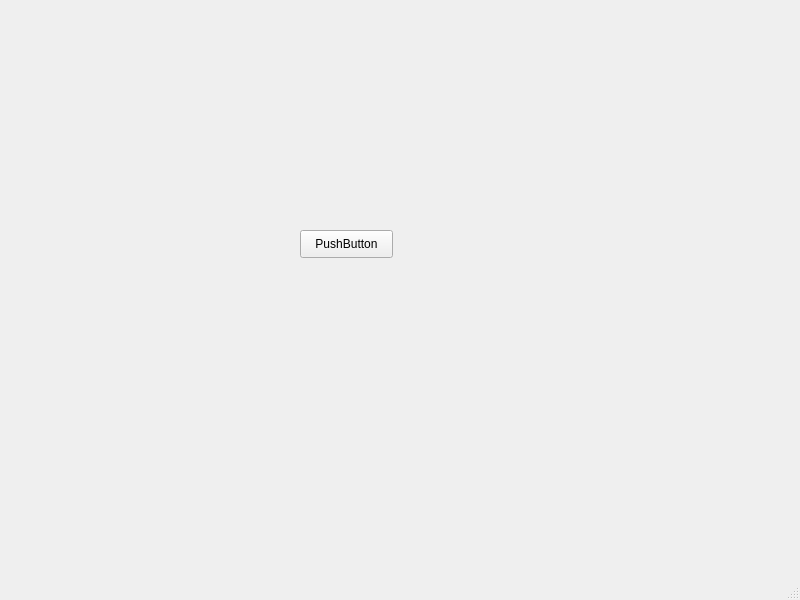
Above: UI.ui from curry0622/DBMS-Project before the change. Below: the same form after it.
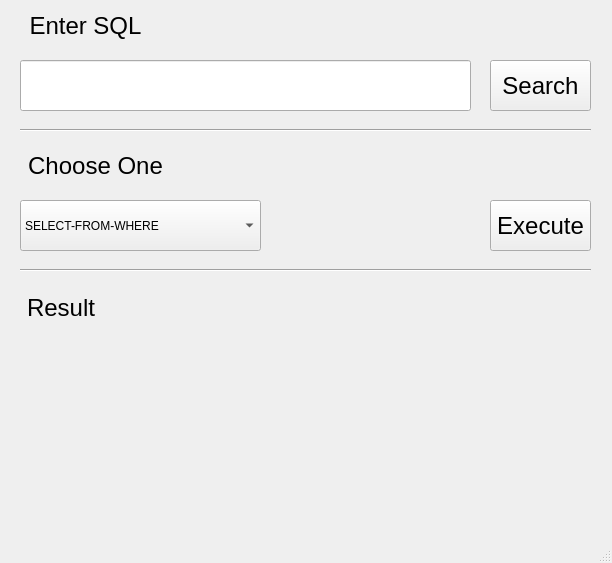
That is the form after the change.

Commit message: feat: basic UI

Diff of the .ui file:
```diff
--- a/UI.ui
+++ b/UI.ui
@@ -6,25 +6,232 @@
    <rect>
     <x>0</x>
     <y>0</y>
-    <width>800</width>
-    <height>600</height>
+    <width>612</width>
+    <height>563</height>
    </rect>
   </property>
   <property name="windowTitle">
    <string>DBMS Final Project</string>
   </property>
   <widget class="QWidget" name="centralwidget">
-   <widget class="QPushButton" name="pushButton">
+   <widget class="QLabel" name="label_sql">
     <property name="geometry">
      <rect>
-      <x>300</x>
-      <y>230</y>
-      <width>93</width>
-      <height>28</height>
+      <x>10</x>
+      <y>10</y>
+      <width>151</width>
+      <height>31</height>
      </rect>
     </property>
+    <property name="font">
+     <font>
+      <pointsize>18</pointsize>
+     </font>
+    </property>
     <property name="text">
-     <string>PushButton</string>
+     <string>Enter SQL</string>
+    </property>
+    <property name="alignment">
+     <set>Qt::AlignCenter</set>
+    </property>
+   </widget>
+   <widget class="QLineEdit" name="input_sql">
+    <property name="geometry">
+     <rect>
+      <x>20</x>
+      <y>60</y>
+      <width>451</width>
+      <height>51</height>
+     </rect>
+    </property>
+    <property name="font">
+     <font>
+      <pointsize>12</pointsize>
+     </font>
+    </property>
+   </widget>
+   <widget class="QPushButton" name="btn_sql">
+    <property name="geometry">
+     <rect>
+      <x>490</x>
+      <y>60</y>
+      <width>101</width>
+      <height>51</height>
+     </rect>
+    </property>
+    <property name="font">
+     <font>
+      <pointsize>18</pointsize>
+     </font>
+    </property>
+    <property name="text">
+     <string>Search</string>
+    </property>
+   </widget>
+   <widget class="QComboBox" name="select_choose">
+    <property name="geometry">
+     <rect>
+      <x>20</x>
+      <y>200</y>
+      <width>241</width>
+      <height>51</height>
+     </rect>
+    </property>
+    <item>
+     <property name="text">
+      <string>SELECT-FROM-WHERE</string>
+     </property>
+    </item>
+    <item>
+     <property name="text">
+      <string>DELETE</string>
+     </property>
+    </item>
+    <item>
+     <property name="text">
+      <string>INSERT</string>
+     </property>
+    </item>
+    <item>
+     <property name="text">
+      <string>UPDATE</string>
+     </property>
+    </item>
+    <item>
+     <property name="text">
+      <string>IN</string>
+     </property>
+    </item>
+    <item>
+     <property name="text">
+      <string>NOT IN</string>
+     </property>
+    </item>
+    <item>
+     <property name="text">
+      <string>EXISTS</string>
+     </property>
+    </item>
+    <item>
+     <property name="text">
+      <string>NOT EXISTS</string>
+     </property>
+    </item>
+    <item>
+     <property name="text">
+      <string>COUNT</string>
+     </property>
+    </item>
+    <item>
+     <property name="text">
+      <string>SUM</string>
+     </property>
+    </item>
+    <item>
+     <property name="text">
+      <string>MAX</string>
+     </property>
+    </item>
+    <item>
+     <property name="text">
+      <string>MIN</string>
+     </property>
+    </item>
+    <item>
+     <property name="text">
+      <string>AVG</string>
+     </property>
+    </item>
+    <item>
+     <property name="text">
+      <string>HAVING</string>
+     </property>
+    </item>
+   </widget>
+   <widget class="Line" name="line">
+    <property name="geometry">
+     <rect>
+      <x>20</x>
+      <y>120</y>
+      <width>571</width>
+      <height>20</height>
+     </rect>
+    </property>
+    <property name="orientation">
+     <enum>Qt::Horizontal</enum>
+    </property>
+   </widget>
+   <widget class="QLabel" name="label_choose">
+    <property name="geometry">
+     <rect>
+      <x>20</x>
+      <y>150</y>
+      <width>151</width>
+      <height>31</height>
+     </rect>
+    </property>
+    <property name="font">
+     <font>
+      <pointsize>18</pointsize>
+     </font>
+    </property>
+    <property name="text">
+     <string>Choose One</string>
+    </property>
+    <property name="alignment">
+     <set>Qt::AlignCenter</set>
+    </property>
+   </widget>
+   <widget class="Line" name="line_2">
+    <property name="geometry">
+     <rect>
+      <x>20</x>
+      <y>260</y>
+      <width>571</width>
+      <height>20</height>
+     </rect>
+    </property>
+    <property name="orientation">
+     <enum>Qt::Horizontal</enum>
+    </property>
+   </widget>
+   <widget class="QPushButton" name="btn_choose">
+    <property name="geometry">
+     <rect>
+      <x>490</x>
+      <y>200</y>
+      <width>101</width>
+      <height>51</height>
+     </rect>
+    </property>
+    <property name="font">
+     <font>
+      <pointsize>18</pointsize>
+     </font>
+    </property>
+    <property name="text">
+     <string>Execute</string>
+    </property>
+   </widget>
+   <widget class="QLabel" name="label_result">
+    <property name="geometry">
+     <rect>
+      <x>27</x>
+      <y>294</y>
+      <width>561</width>
+      <height>211</height>
+     </rect>
+    </property>
+    <property name="font">
+     <font>
+      <pointsize>18</pointsize>
+     </font>
+    </property>
+    <property name="text">
+     <string>Result</string>
+    </property>
+    <property name="alignment">
+     <set>Qt::AlignLeading|Qt::AlignLeft|Qt::AlignTop</set>
     </property>
    </widget>
   </widget>
```
Left out of the diff: 2 changed lines with no effect on the pictures. The commit also changes 2 other files.
